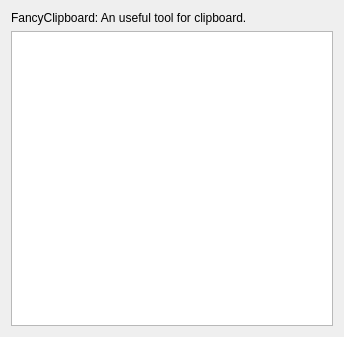
The window that FancyClipboard/widget.ui (steven-ban/Qt_study) describes before a commit, drawn with Qt 5.
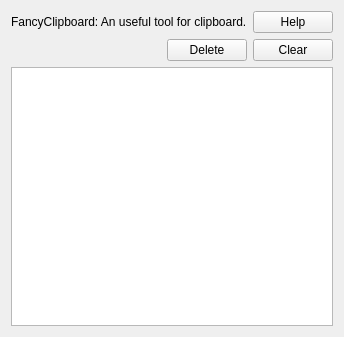
The same window after the commit. Icons and pictures are not drawn.

Commit message:
完善FancyClipboard
完善功能

What changed in the file:
```diff
--- a/FancyClipboard/widget.ui
+++ b/FancyClipboard/widget.ui
@@ -15,11 +15,53 @@
   </property>
   <layout class="QVBoxLayout" name="verticalLayout">
    <item>
-    <widget class="QLabel" name="label">
-     <property name="text">
-      <string>FancyClipboard: An useful tool for clipboard.</string>
-     </property>
-    </widget>
+    <layout class="QHBoxLayout" name="horizontalLayout">
+     <item>
+      <widget class="QLabel" name="label">
+       <property name="text">
+        <string>FancyClipboard: An useful tool for clipboard.</string>
+       </property>
+      </widget>
+     </item>
+     <item>
+      <widget class="QPushButton" name="helpButton">
+       <property name="text">
+        <string>Help</string>
+       </property>
+      </widget>
+     </item>
+    </layout>
+   </item>
+   <item>
+    <layout class="QHBoxLayout" name="horizontalLayout_2">
+     <item>
+      <spacer name="horizontalSpacer">
+       <property name="orientation">
+        <enum>Qt::Horizontal</enum>
+       </property>
+       <property name="sizeHint" stdset="0">
+        <size>
+         <width>40</width>
+         <height>20</height>
+        </size>
+       </property>
+      </spacer>
+     </item>
+     <item>
+      <widget class="QPushButton" name="delButton">
+       <property name="text">
+        <string>Delete</string>
+       </property>
+      </widget>
+     </item>
+     <item>
+      <widget class="QPushButton" name="clearButton">
+       <property name="text">
+        <string>Clear</string>
+       </property>
+      </widget>
+     </item>
+    </layout>
    </item>
    <item>
     <widget class="QListWidget" name="listWidget"/>
```
Left out of the diff: 8 changed lines with no effect on the pictures. The commit also changes 12 other files.
